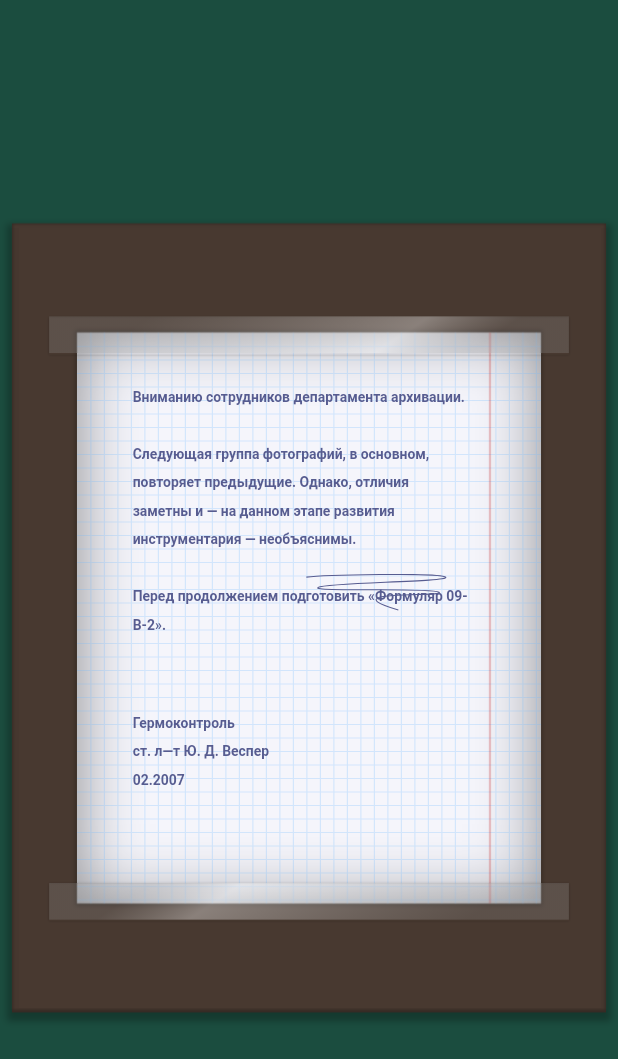
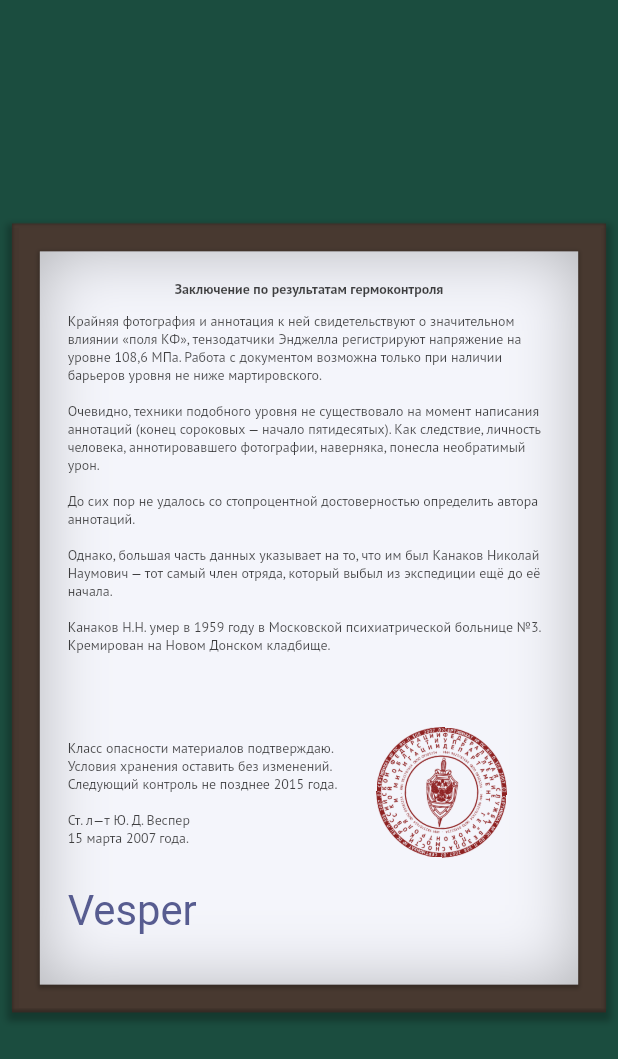
Before and after one commit to cheshiren/Appendix_F, a Flutter app: the screen it shows after launch, on a phone screen of 412 x 824 dp. Shown: the top 1059 px of the screen. Run offline on Flutter 3.47's test engine with Material 2 defaults, Android fonts, the phone set to English and light mode, and no system bars; our stand-ins replace audioplayers, dotted_border, firebase_core, firebase_crashlytics, flutter_svg, go_router and 5 more; missing offline and left inert: dart:html, games_services, inner_shadow_widget, patterns_canvas; accounts and stored records are empty; Roboto replaces fonts that are missing (Bad Script, Oooh Baby).

Commit message:
+conclusion

```diff
--- a/lib/main.dart
+++ b/lib/main.dart
@@ -25,6 +25,7 @@ import 'src/in_app_purchase/in_app_purchase.dart';
 import 'src/level_selection/level_selection_screen.dart';
 import 'src/level_selection/levels.dart';
 import 'src/pages/appendix_screen.dart';
+import 'src/pages/conclusion_screen.dart';
 import 'src/pages/front_cover_screen.dart';
 import 'src/pages/map_screen.dart';
 import 'src/pages/note_screen.dart';
@@ -136,7 +137,7 @@ class MyApp extends StatelessWidget {
         path: '/',
         builder: (context, state) =>
             // const FrontCoverScreen(key: Key('front cover')),
-            const VespersNoteScreen(key: Key('front cover')),
+            const ConclusionScreen(key: Key('front cover')),
         // routes: [
         //   GoRoute(
         //       path: 'play',
--- /dev/null
+++ b/lib/src/pages/conclusion_screen.dart
@@ -0,0 +1,167 @@
+import 'dart:math';
+import 'dart:ui';
+
+import 'package:flutter/foundation.dart';
+import 'package:flutter/material.dart';
+import 'package:provider/provider.dart';
+import 'package:google_fonts/google_fonts.dart';
+
+import '../style/palette.dart';
+import '../style/typography.dart';
+import '../style/responsive_screen.dart';
+import '../style/table_pattern.dart';
+import '../style/inner_cover.dart';
+import 'photo_screens.dart';
+import 'back_cover_screen.dart';
+
+class ConclusionScreen extends StatefulWidget {
+  const ConclusionScreen({super.key});
+
+  @override
+  State<ConclusionScreen> createState() => _ConclusionScreenState();
+}
+
+class _ConclusionScreenState extends State<ConclusionScreen> {
+  bool _descVisible = false;
+
+  @override
+  Widget build(BuildContext context) {
+    final palette = context.watch<Palette>();
+    final String imageLink = kReleaseMode
+        ? 'assets/images/Emblema_FSB.png'
+        : 'images/Emblema_FSB.png';
+    void _showDesc() {
+      if (!_descVisible) {
+        setState(() {
+          _descVisible = true;
+          print(_descVisible);
+        });
+      }
+    }
+
+    void _hideDesc() {
+      if (_descVisible) {
+        setState(() {
+          _descVisible = false;
+          print(_descVisible);
+        });
+      }
+    }
+
+    return Scaffold(
+      backgroundColor: palette.tableColor,
+      body: LayoutBuilder(
+        builder: (context, constraints) {
+          calculateSizes();
+          final double _W = getSize(116);
+          final double _H = getSize(158);
+
+          return CustomPaint(
+            painter: TablePattern(),
+            child: InnerCover(
+              fromScreen: Photo8BScreen(),
+              toScreen: BackCoverScreen(),
+              child: Padding(
+                padding: EdgeInsets.all((H - _H) / 2),
+                child: Stack(
+                  alignment: AlignmentDirectional.topCenter,
+                  children: [
+                    Container(
+                      height: _H,
+                      width: _W,
+                      decoration: BoxDecoration(
+                        // color: palette.oldPaperColor,
+                        boxShadow: [
+                          BoxShadow(
+                            color: Colors.black26,
+                            offset: Offset.fromDirection(pi / 2, pt / 2),
+                            spreadRadius: pt / 2,
+                            blurRadius: pt / 2,
+                          ),
+                          BoxShadow(
+                            color: Color.alphaBlend(
+                                Colors.black26, palette.newestPaperColor),
+                          ),
+                          BoxShadow(
+                            color: palette.newestPaperColor,
+                            offset: Offset.zero,
+                            blurRadius: 12 * pt,
+                            blurStyle: BlurStyle.inner,
+                          ),
+                        ],
+                      ),
+                      child: Padding(
+                        padding: EdgeInsets.all(6 * pt),
+                        child: Column(
+                          children: [
+                            Text(
+                              "Заключение по результатам гермоконтроля",
+                              textAlign: TextAlign.center,
+                              style: GoogleFonts.getFont(
+                                "PT Sans",
+                                color: Color(0xBD000000),
+                                fontSize: f24,
+                                height: f32 / f24,
+                                fontWeight: FontWeight.bold,
+                              ),
+                            ),
+                            SizedBox(height: 3 * pt),
+                            Text(
+                              "Крайняя фотография и аннотация к ней свидетельствуют о значительном влиянии «поля КФ», тензодатчики Энджелла регистрируют напряжение на уровне 108,6 МПа. Работа с документом возможна только при наличии барьеров уровня не ниже мартировского.\n\nОчевидно, техники подобного уровня не существовало на момент написания аннотаций (конец сороковых — начало пятидесятых). Как следствие, личность человека, аннотировавшего фотографии, наверняка, понесла необратимый урон.\n\nДо сих пор не удалось со стопроцентной достоверностью определить автора аннотаций.\n\nОднако, большая часть данных указывает на то, что им был Канаков Николай Наумович — тот самый член отряда, который выбыл из экспедиции ещё до её начала.\n\nКанаков Н.Н. умер в 1959 году в Московской психиатрической больнице №3. Кремирован на Новом Донском кладбище.",
+                              style: GoogleFonts.getFont(
+                                "PT Sans",
+                                color: Color(0xBD000000),
+                                fontSize: f24,
+                                height: f32 / f24,
+                              ),
+                            ),
+                            SizedBox(height: 16 * pt),
+                            Row(
+                              mainAxisAlignment: MainAxisAlignment.spaceBetween,
+                              children: [
+                                Text(
+                                  "Класс опасности материалов подтверждаю.\nУсловия хранения оставить без изменений.\nСледующий контроль не позднее 2015 года.\n\nСт. л—т Ю. Д. Веспер\n15 марта 2007 года.",
+                                  style: GoogleFonts.getFont(
+                                    "PT Sans",
+                                    color: Color(0xBD000000),
+                                    fontSize: f24,
+                                    height: f32 / f24,
+                                  ),
+                                ),
+                                Transform.rotate(
+                                  angle: pi / 180 * 4,
+                                  child: Image.asset(
+                                    imageLink,
+                                    width: 28 * pt,
+                                  ),
+                                ),
+                                SizedBox(width: pt),
+                              ],
+                            ),
+                            SizedBox(height: 4 * pt),
+                            Container(
+                              alignment: AlignmentDirectional.centerStart,
+                              child: Text(
+                                "Vesper",
+                                style: GoogleFonts.getFont(
+                                  "Oooh Baby",
+                                  color: palette.penColor,
+                                  fontSize: f72,
+                                  height: f72 / f48,
+                                ),
+                              ),
+                            ),
+                          ],
+                        ),
+                      ),
+                    ),
+                  ],
+                ),
+              ),
+            ),
+          );
+        },
+      ),
+    );
+  }
+}
--- a/lib/src/pages/photo_screens.dart
+++ b/lib/src/pages/photo_screens.dart
@@ -6,6 +6,7 @@ import '../style/responsive_screen.dart';
 import 'photo_screen_template.dart';
 import 'map_screen.dart';
 import 'vespers_note_screen.dart';
+import 'conclusion_screen.dart';
 
 class Photo1AScreen extends StatelessWidget {
   const Photo1AScreen({super.key});
@@ -295,7 +296,7 @@ class Photo8BScreen extends StatelessWidget {
   Widget build(BuildContext context) {
     return PhotoScreen(
       fromScreen: Photo7BScreen(),
-      toScreen: Photo8BScreen(),
+      toScreen: ConclusionScreen(),
       photoLink: kReleaseMode
           ? 'assets/images/photos/F8B.png'
           : 'images/photos/F8B.png',
--- a/lib/src/style/inner_cover.dart
+++ b/lib/src/style/inner_cover.dart
@@ -9,13 +9,13 @@ import '../style/responsive_screen.dart';
 class InnerCover extends StatelessWidget {
   const InnerCover({
     super.key,
-    required this.fromScreen,
-    required this.toScreen,
+    this.fromScreen,
+    this.toScreen,
     required this.child,
   });
 
-  final Widget fromScreen;
-  final Widget toScreen;
+  final Widget? fromScreen;
+  final Widget? toScreen;
   final Widget child;
 
   Widget build(BuildContext context) {
@@ -24,11 +24,11 @@ class InnerCover extends StatelessWidget {
     return Center(
       child: GestureDetector(
         onHorizontalDragUpdate: (details) {
-          if (details.delta.dx < 0) {
+          if (details.delta.dx < 0 && toScreen != null) {
             Navigator.push(
                 context,
                 PageRouteBuilder(pageBuilder: (BuildContext context, _, __) {
-                  return toScreen;
+                  return toScreen!;
                 }, transitionsBuilder:
                     (___, Animation<double> animation, ____, Widget child) {
                   return SlideTransition(
@@ -39,11 +39,11 @@ class InnerCover extends StatelessWidget {
                     child: child,
                   );
                 }));
-          } else if (details.delta.dx > 0) {
+          } else if (details.delta.dx > 0 && fromScreen != null) {
             Navigator.push(
                 context,
                 PageRouteBuilder(pageBuilder: (BuildContext context, _, __) {
-                  return fromScreen;
+                  return fromScreen!;
                 }, transitionsBuilder:
                     (___, Animation<double> animation, ____, Widget child) {
                   return SlideTransition(
--- a/lib/src/style/palette.dart
+++ b/lib/src/style/palette.dart
@@ -40,6 +40,7 @@ class Palette {
   Color get tableColor => Color(0xFF1b4d3f);
   Color get oldPaperColor => Color(0xFFE7DEC7);
   Color get newPaperColor => Color(0xFFE0E0E6);
+  Color get newestPaperColor => Color(0xFFF4F5FB);
   Color get penColor => Color(0xFF575C90);
   Color get inkColor => Color(0xFF473958);
 }
```
Also changed, not shown: lib/src/pages/back_cover_screen.dart (added, +167 -0 lines), assets/images/Emblema_FSB.png (added).
